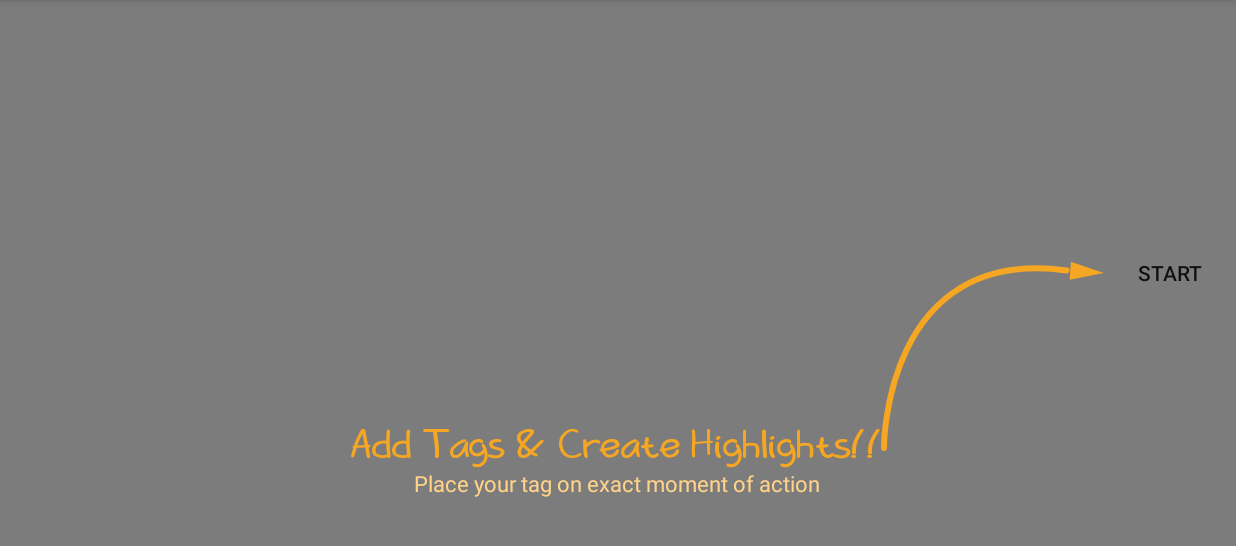
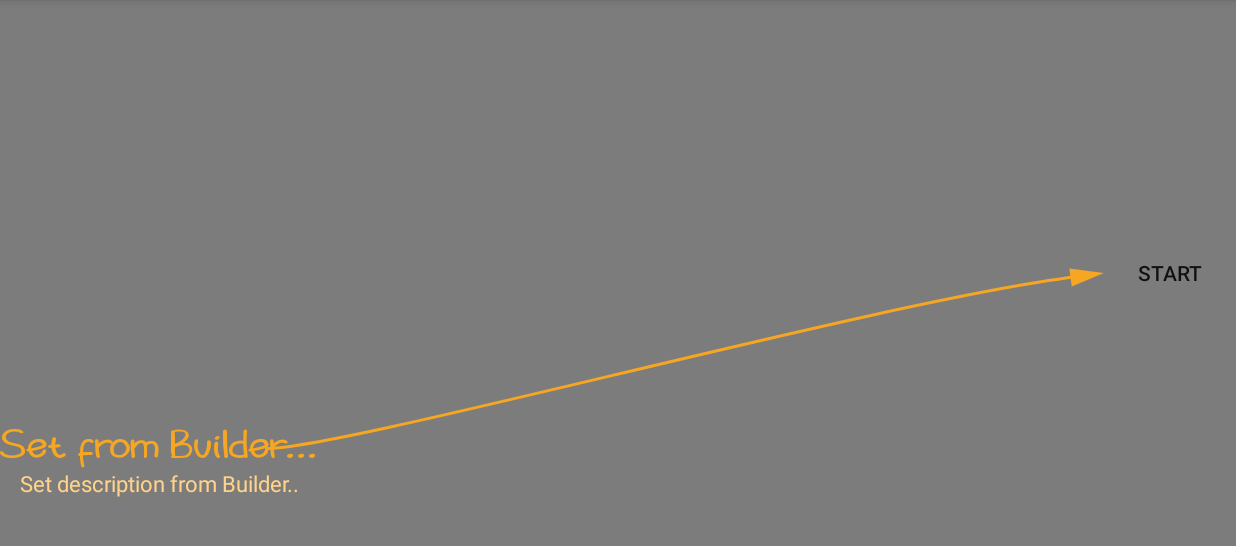
Before and after one commit to mkovalyk/arrow, an Android app: the screen it shows after launch (MainActivity), on a phone screen of 824 x 412 dp (held sideways), the part 72-618 px from its top. Run offline under Robolectric (Android 15) with nearby library versions, the phone set to English and light mode, and no system bars.

```diff
--- a/app/src/main/java/experiments/com/pixellot/walkthrough/BezieArrow.kt
+++ b/app/src/main/java/experiments/com/pixellot/walkthrough/BezieArrow.kt
@@ -17,29 +17,31 @@ import kotlin.math.sin
 class BezieArrow @JvmOverloads constructor(
         context: Context, attrs: AttributeSet? = null, defStyleAttr: Int = 0
 ) : View(context, attrs, defStyleAttr) {
+
+    val radius = 35
+    val angleDegree = PI.toFloat() / 12
+
     private val start: PointF
     private val end: PointF
     private val firstMultiplier: PointF
     //= PointF(0.2f, 0f)
     private val secondMultiplier: PointF
     //= PointF(-0.1f, 0f)
+
     private val line = Paint(Paint.ANTI_ALIAS_FLAG)
     private val path = Path()
     private val arrowPath = Path()
     private val arrow = Paint(Paint.ANTI_ALIAS_FLAG)
-    private val first = PointF()
-    private val second = PointF()
+    private val firstAnchor = PointF()
+    private val secondAnchor = PointF()
     private val result = PointF()
-
-    private val radius = 35
-    private val angleDegree = PI.toFloat() / 12
     private val firstArrowVertex = PointF()
     private val secondArrowVertex = PointF()
     private val thirdArrowVertex = PointF()
     private val TAG = "BezierArrow"
 
     init {
-        val styleAttrs = context.obtainStyledAttributes(attrs, R.styleable.BezieArrow)
+        val styleAttrs = context.obtainStyledAttributes(attrs, R.styleable.BezieArrow, defStyleAttr, R.style.WalkthroughStyle)
 
         val fromX = styleAttrs.getFloat(R.styleable.BezieArrow_fromX, 0f)
         val toX = styleAttrs.getFloat(R.styleable.BezieArrow_toX, 0f)
@@ -65,26 +67,43 @@ class BezieArrow @JvmOverloads constructor(
 
         arrow.style = Paint.Style.FILL
         arrow.color = color
-        evaluateMultipliers()
+        evaluateArrowPoints()
+    }
+
+    fun setFirstMultiplier(x: Float, y: Float) {
+        firstMultiplier.x = x
+        firstMultiplier.y = y
+        evaluateArrowPoints()
+    }
+
+    fun setSecondMultiplier(x: Float, y: Float) {
+        secondMultiplier.x = x
+        secondMultiplier.y = y
+        evaluateArrowPoints()
     }
 
     fun setStart(x: Float, y: Float) {
         start.x = x
         start.y = y
-        evaluateMultipliers()
+        evaluateArrowPoints()
     }
 
+    fun setEnd(x: Float, y: Float) {
+        end.x = x
+        end.y = y
+        evaluateArrowPoints()
+    }
 
-    private fun evaluateMultipliers() {
-        first.x = start.x + firstMultiplier.x * start.x
-        first.y = start.y + firstMultiplier.y * start.y
+    private fun evaluateArrowPoints() {
+        firstAnchor.x = start.x + firstMultiplier.x * start.x
+        firstAnchor.y = start.y + firstMultiplier.y * start.y
 
-        second.x = end.x + end.x * secondMultiplier.x
-        second.y = end.y + end.y * secondMultiplier.y
-        Log.d(TAG, "First: $first. Second: $second")
+        secondAnchor.x = end.x + end.x * secondMultiplier.x
+        secondAnchor.y = end.y + end.y * secondMultiplier.y
+        Log.d(TAG, "First: $firstAnchor. Second: $secondAnchor")
 
 
-        val before = Bezier(start, first, second, end).findFor(0.94f)
+        val before = Bezier(start, firstAnchor, secondAnchor, end).findFor(0.96f)
         result.x = before.x
         result.y = before.y
         val angle = getAngle(end, result)
@@ -95,25 +114,15 @@ class BezieArrow @JvmOverloads constructor(
         secondArrowVertex.x = end.x + cos(angle + angleDegree) * radius
         secondArrowVertex.y = end.y + sin(angle + angleDegree) * radius
 
-//        thirdArrowVertex.x = end.x + cos(angle) * radius * 0.5f
-//        thirdArrowVertex.y = end.y + sin(angle) * radius * 0.5f
         thirdArrowVertex.x = end.x
         thirdArrowVertex.y = end.y
-
-
-        Log.d(TAG, "evaluateMultipliers: first: $firstArrowVertex second: $secondArrowVertex")
+        Log.d(TAG, "evaluateArrowPoints: first: $firstArrowVertex second: $secondArrowVertex")
     }
 
-    fun getAngle(first: PointF, second: PointF): Float {
+    private fun getAngle(first: PointF, second: PointF): Float {
         val angle = atan2((second.y - first.y), (second.x - first.x))
         Log.d(TAG, "getAngle: ${Math.toDegrees(angle.toDouble())}")
         return angle
-    }
-
-    fun setEnd(x: Float, y: Float) {
-        end.x = x
-        end.y = y
-        evaluateMultipliers()
     }
 
     override fun onDraw(canvas: Canvas) {
@@ -121,7 +130,7 @@ class BezieArrow @JvmOverloads constructor(
         path.reset()
 
         path.moveTo(start.x, start.y)
-        path.cubicTo(first.x, first.y, second.x, second.y, result.x, result.y)
+        path.cubicTo(firstAnchor.x, firstAnchor.y, secondAnchor.x, secondAnchor.y, result.x, result.y)
         canvas.drawPath(path, line)
 
         // draw arrow with correct angle
--- a/app/src/main/java/experiments/com/pixellot/walkthrough/Bezier.kt
+++ b/app/src/main/java/experiments/com/pixellot/walkthrough/Bezier.kt
@@ -5,7 +5,8 @@ import android.graphics.PointF
 /**
  * Created on 11.05.18.
  */
-class Bezier(val first: PointF, val second: PointF, val third: PointF, val forth: PointF) {
+internal class Bezier(private val first: PointF, private val second: PointF, private val third: PointF,
+                      private val forth: PointF) {
 
     fun findFor(t: Float): PointF {
 
--- /dev/null
+++ b/app/src/main/java/experiments/com/pixellot/walkthrough/HintLayout.kt
@@ -0,0 +1,26 @@
+package experiments.com.pixellot.walkthrough
+
+import android.content.Context
+import android.util.AttributeSet
+import android.view.LayoutInflater
+import android.widget.LinearLayout
+import android.widget.TextView
+
+/**
+ * Created on 15.05.18.
+ */
+class HintLayout @JvmOverloads constructor(
+        context: Context, attrs: AttributeSet? = null, defStyleAttr: Int = 0
+) : LinearLayout(context, attrs, defStyleAttr) {
+
+    val hint: TextView
+    val description: TextView
+
+    init {
+        val inflater = LayoutInflater.from(context)
+        orientation = VERTICAL
+        inflater.inflate(R.layout.hint_layout, this)
+        hint = findViewById(R.id.hint)
+        description = findViewById(R.id.description)
+    }
+}
--- a/app/src/main/java/experiments/com/pixellot/walkthrough/MainActivity.kt
+++ b/app/src/main/java/experiments/com/pixellot/walkthrough/MainActivity.kt
@@ -1,5 +1,6 @@
 package experiments.com.pixellot.walkthrough
 
+import android.graphics.PointF
 import android.os.Bundle
 import android.support.v7.app.AppCompatActivity
 import android.util.Log
@@ -10,18 +11,34 @@ import kotlinx.android.synthetic.main.activity_main.*
 
 class MainActivity : AppCompatActivity() {
     val TAG = "MainActivity"
+    private lateinit var walkthrough: Walkthrough
     override fun onCreate(savedInstanceState: Bundle?) {
         super.onCreate(savedInstanceState)
         setContentView(R.layout.activity_main)
-//        button.setOnClickListener { drawArrow(random.nextInt(500).toFloat(), random.nextInt(500).toFloat()) }
-
-        arrow.post {
-            setStartForArrow()
-            setEndForArrow()
-        }
         layout.setOnTouchListener { v, event -> buttonTouched(v, event) }
 
-        val builder = WalkthroughBuilder()
+        hintLayout.post(::createWalkthrough)
+    }
+
+    private fun createWalkthrough() {
+        val builder = WalkthroughBuilder(this)
+        with(builder) {
+            hintLayout2 = hintLayout
+            Log.d(TAG, "Before: ${hintLayout.hint} + Text: ${hintLayout.hint.text}")
+            text = "Set from Builder..."
+            Log.d(TAG, "Before: ${hintLayout.hint}+ Text: ${hintLayout.hint.text}")
+            hintLayout.requestLayout()
+            description = "Set description from Builder.."
+            from(hintLayout.hint, WalkthroughBuilder.HorizontalAlignment.CENTER, WalkthroughBuilder.VerticalAlignment.CENTER, R.id.layout)
+            to(button, WalkthroughBuilder.HorizontalAlignment.START, WalkthroughBuilder.VerticalAlignment.CENTER, R.id.layout)
+            counter = TempWalkthroughCounter()
+            commonLayout = layout
+            startAnchor = PointF(0.3f, 0f)
+            endAnchor = PointF(-0.2f, 0.1f)
+
+            walkthrough = builder.build()
+        }
+        walkthrough.show(false)
     }
 
     var oldX: Float = 0f
@@ -34,46 +51,37 @@ class MainActivity : AppCompatActivity() {
             return true
         }
         if (event.action == MotionEvent.ACTION_UP || event.action == MotionEvent.ACTION_POINTER_UP) {
-            drawArrow(event.x, event.y)
+            moveArrow(event.x, event.y)
         }
         return false
     }
 
     private fun setEndForArrow() {
 //        arrow.setEnd(button.x + button.width, button.y + button.height / 2)
-        arrow.setEnd(button.x, button.y + button.height / 2)
+        walkthrough.arrow.setEnd(button.x, button.y + button.height / 2)
     }
 
-    private fun drawArrow(newX: Float, newY: Float) {
+    private fun moveArrow(newX: Float, newY: Float) {
         button.x = newX
         button.y = newY
-        arrow.setEnd(button.x, button.y + button.height / 2)
-//        arrow.setEnd(button.x + button.width, button.y + button.height / 2)
-        arrow.invalidate()
+        walkthrough.arrow.setEnd(button.x, button.y + button.height / 2)
+//        walkthrough.arrow.setEnd(button.x + button.width, button.y + button.height / 2)
+        walkthrough.arrow.invalidate()
     }
 
-    private fun setStartForArrow() {
-        var x = getRelativeLeft(hint)
-        var y = getRelativeTop(hint)
-        Log.d(TAG, "X: $x Y: $y")
-        x += hint.width
-        y += hint.height / 2
-        arrow.setStart(x.toFloat(), y.toFloat())
-    }
+    inner class TempWalkthroughCounter : WalkthroughCounter {
+        private var counter = 0
+        override fun walkthroughShowed() {
+            counter++
+        }
 
-    private fun getRelativeLeft(myView: View): Int {
-        Log.d(TAG, "relativeLeft: $myView")
-        return if (myView.id == layout.id)
-            myView.left
-        else
-            myView.left + getRelativeLeft(myView.parent as View)
-    }
+        override fun getCountOfImpressions(): Int {
+            return counter
+        }
 
-    private fun getRelativeTop(myView: View): Int {
-        Log.d(TAG, "relativeTop: $myView")
-        return if (myView.id == layout.id)
-            myView.top
-        else
-            myView.top + getRelativeTop(myView.parent as View)
+        override fun reset() {
+            counter = 0
+        }
+
     }
 }
--- /dev/null
+++ b/app/src/main/java/experiments/com/pixellot/walkthrough/Walkthrough.kt
@@ -0,0 +1,23 @@
+package experiments.com.pixellot.walkthrough
+
+import android.view.View.GONE
+import android.view.View.VISIBLE
+
+/**
+ * Created on 15.05.18.
+ */
+class Walkthrough(val arrow: BezieArrow, val counter: WalkthroughCounter,
+                  val maxCountOfImpressions: Int = 1, val hintLayout: HintLayout) {
+    fun dismiss(dismissedByUser: Boolean) {
+        if (dismissedByUser) {
+            counter.walkthroughShowed()
+        }
+        arrow.visibility = GONE
+        hintLayout.visibility = GONE
+    }
+
+    fun show(animated: Boolean) {
+        hintLayout.visibility = VISIBLE
+        arrow.invalidate()
+    }
+}
--- a/app/src/main/java/experiments/com/pixellot/walkthrough/WalkthroughBuilder.kt
+++ b/app/src/main/java/experiments/com/pixellot/walkthrough/WalkthroughBuilder.kt
@@ -1,47 +1,77 @@
 package experiments.com.pixellot.walkthrough
 
+import android.content.Context
 import android.graphics.PointF
+import android.util.Log
 import android.view.View
-import kotlin.math.PI
+import android.view.ViewGroup
+import java.util.*
 
 /**
  * Created on 11.05.18.
  */
-class WalkthroughBuilder {
-    private lateinit var text: String
-    private lateinit var additionalText: String
-    private var startAnchor: PointF = PointF(0f, 0f)
-    private var endAnchor: PointF = PointF(0f, 0f)
+class WalkthroughBuilder(val context: Context) {
+    // mandatory
+    var text: String? = null
+        set(value) {
+            field = value
+            hintLayout2?.hint?.text = value
+        }
+    var description: String? = null
+        set(value) {
+            field = value
+            hintLayout2?.description?.text = value
+        }
+    var counter: WalkthroughCounter? = null
+    var hintLayout2: HintLayout? = null
+    var commonLayout: ViewGroup? = null
+
+    // optional
+    var maxCountOfImpressions = 1
+    var startAnchor: PointF = PointF(0f, 0f)
+    var endAnchor: PointF = PointF(0f, 0f)
     private val start = PointF()
     private val end = PointF()
+    private val style: Int? = null
 
-    private var arrowRadius: Float = 50f
-    private var arrowAngle: Float = PI.toFloat() / 12 // 15 degree each size
-
-    fun text(text: String) = apply { this.text = text }
-
-    fun additionalText(text: String) = apply { this.additionalText = text }
-
-    fun startAnchor(startAnchor: PointF) = apply { this.startAnchor = startAnchor }
-
-    fun endAnchor(endAnchor: PointF) = apply { this.endAnchor = endAnchor }
-
-    fun arrowRadius(radius: Float) = apply { this.arrowRadius = radius }
-
-    fun arrowAngle(angle: Float) = apply { this.arrowAngle = angle }
-
-    fun from(view: View, hor: HorizontalAllignment, ver: VerticalAllignment, parentId: Int) {
+    fun from(view: View, hor: HorizontalAlignment, ver: VerticalAlignment, parentId: Int): WalkthroughBuilder {
         val left = getRelativeLeft(view, parentId)
         val top = getRelativeTop(view, parentId)
         start.x = left + hor.multiplier() * view.width
         start.y = top + ver.multiplier() * view.height
+        Log.d(TAG, "from: $start $view.")
+        return this
     }
 
-    fun to(view: View, hor: HorizontalAllignment, ver: VerticalAllignment, parentId: Int) {
+    fun to(view: View, hor: HorizontalAlignment, ver: VerticalAlignment, parentId: Int): WalkthroughBuilder {
         val left = getRelativeLeft(view, parentId)
         val top = getRelativeTop(view, parentId)
         end.x = left + hor.multiplier() * view.width
         end.y = top + ver.multiplier() * view.height
+        return this
+    }
+
+    fun build(): Walkthrough {
+        val layout = hintLayout2!!
+        Objects.requireNonNull(layout, "Set layout to proceed...")
+        Objects.requireNonNull(text, "Set hint text to proceed...")
+        Objects.requireNonNull(description, "Set additional hint description to proceed...")
+        Objects.requireNonNull(commonLayout, "Set layout to proceed...")
+        Objects.requireNonNull(counter, "...And don't forget to pass WalkthroughCounter.")
+
+        val arrow = BezieArrow(context, defStyleAttr = R.style.WalkthroughStyle)
+        arrow.setStart(start.x, start.y)
+        arrow.setEnd(end.x, end.y)
+        arrow.setFirstMultiplier(startAnchor.x, startAnchor.y)
+        arrow.setSecondMultiplier(endAnchor.x, endAnchor.y)
+
+        commonLayout!!.addView(arrow)
+//        with(layout)
+//        {
+//            hint.text = text
+//            this.description.text = this@WalkthroughBuilder.description
+//        }
+        return Walkthrough(arrow, counter!!, maxCountOfImpressions, layout)
     }
 
     private fun getRelativeLeft(myView: View, parentId: Int): Int {
@@ -58,7 +88,7 @@ class WalkthroughBuilder {
             myView.top + getRelativeTop(myView.parent as View, parentId)
     }
 
-    enum class HorizontalAllignment {
+    enum class HorizontalAlignment {
         START {
             override fun multiplier() = 0.0f
         },
@@ -72,7 +102,7 @@ class WalkthroughBuilder {
         abstract fun multiplier(): Float
     }
 
-    enum class VerticalAllignment {
+    enum class VerticalAlignment {
         TOP {
             override fun multiplier() = 0f
         },
@@ -85,4 +115,7 @@ class WalkthroughBuilder {
 
         abstract fun multiplier(): Float
     }
+    companion object {
+        val TAG = "WalkthroughBuilder"
+    }
 }
--- /dev/null
+++ b/app/src/main/java/experiments/com/pixellot/walkthrough/WalkthroughCounter.kt
@@ -0,0 +1,18 @@
+package experiments.com.pixellot.walkthrough
+
+/**
+ * Created on 15.05.18.
+ */
+interface WalkthroughCounter {
+    /**
+     * This should be invoked when walk-through is dismissed by the user.
+     */
+    fun walkthroughShowed()
+
+    /**
+     * Return count of times walk-through is showed to used
+     */
+    fun getCountOfImpressions(): Int
+
+    fun reset()
+}
--- a/app/src/main/res/layout/activity_main.xml
+++ b/app/src/main/res/layout/activity_main.xml
@@ -10,32 +10,13 @@
     android:orientation="vertical"
     tools:context=".MainActivity">
 
-    <LinearLayout
+    <experiments.com.pixellot.walkthrough.HintLayout
+        android:id="@+id/hintLayout"
         android:layout_width="wrap_content"
         android:layout_height="wrap_content"
-        android:layout_gravity="center_horizontal|bottom"
+        android:layout_gravity="start|bottom"
         android:layout_marginBottom="32dp"
-        android:orientation="vertical">
-
-        <TextView
-            android:id="@+id/hint"
-            android:layout_width="wrap_content"
-            android:layout_height="wrap_content"
-            android:layout_gravity="center_horizontal"
-            android:fontFamily="@font/barokah"
-            android:text="Add Tags &amp; Create Highlights!!"
-            android:textColor="#f5a623"
-            android:textSize="24sp"
-            android:textStyle="bold"/>
-
-        <TextView
-            android:layout_width="wrap_content"
-            android:layout_height="wrap_content"
-            android:layout_gravity="center_horizontal"
-            android:text="Place your tag on exact moment of action"
-            android:textColor="#ffd38a"
-            android:textSize="14.4sp"/>
-    </LinearLayout>
+        android:orientation="vertical"/>
 
     <Button
         android:id="@+id/button"
@@ -45,20 +26,20 @@
         android:background="@android:color/transparent"
         android:text="start"/>
 
-    <experiments.com.pixellot.walkthrough.BezieArrow
-        android:id="@+id/arrow"
-        android:layout_width="match_parent"
-        android:layout_height="match_parent"
-        android:layout_gravity="center"
-        app:firstMultiplierX="0"
-        app:firstMultiplierY="0"
-        app:fromX="1000"
-        app:fromY="500"
-        app:line_color="#f5a623"
-        app:line_width="2dp"
-        app:secondMultiplierX="-0.2"
-        app:secondMultiplierY="-0.1"
-        app:toX="1000"
-        app:toY="100"/>
+    <!--<experiments.com.pixellot.walkthrough.BezieArrow-->
+        <!--android:id="@+id/arrow"-->
+        <!--android:layout_width="match_parent"-->
+        <!--android:layout_height="match_parent"-->
+        <!--android:layout_gravity="center"-->
+        <!--app:firstMultiplierX="0.3"-->
+        <!--app:firstMultiplierY="0"-->
+        <!--app:fromX="1250"-->
+        <!--app:fromY="700"-->
+        <!--app:line_color="#f5a623"-->
+        <!--app:line_width="2dp"-->
+        <!--app:secondMultiplierX="-0.2"-->
+        <!--app:secondMultiplierY="-0.1"-->
+        <!--app:toX="1600"-->
+        <!--app:toY="450"/>-->
 
 </FrameLayout>
--- /dev/null
+++ b/app/src/main/res/layout/hint_layout.xml
@@ -0,0 +1,31 @@
+<?xml version="1.0" encoding="utf-8"?>
+<!--<LinearLayout xmlns:android="http://schemas.android.com/apk/res/android"-->
+<!--android:layout_width="match_parent"-->
+<!--android:layout_height="match_parent"-->
+<!--android:orientation="vertical">-->
+<merge xmlns:android="http://schemas.android.com/apk/res/android"
+       android:layout_width="match_parent"
+       android:layout_height="wrap_content"
+       android:orientation="vertical">
+
+    <TextView
+        android:id="@+id/hint"
+        android:layout_width="wrap_content"
+        android:layout_height="wrap_content"
+        android:layout_gravity="center_horizontal"
+        android:text="Add Tags &amp; Create Highlights!!"
+        android:textColor="#f5a623"
+        android:fontFamily="@font/barokah"
+        android:textSize="24sp"
+        android:textStyle="bold"/>
+
+    <TextView
+        android:id="@+id/description"
+        android:layout_width="wrap_content"
+        android:layout_height="wrap_content"
+        android:layout_gravity="center_horizontal"
+        android:text="Place your tag on exact moment of action"
+        android:textColor="#ffd38a"
+        android:textSize="14.4sp"/>
+</merge>
+    <!--</LinearLayout>-->
--- a/app/src/main/res/values/attrs.xml
+++ b/app/src/main/res/values/attrs.xml
@@ -9,7 +9,7 @@
         <attr name="firstMultiplierY" format="float"/>
         <attr name="secondMultiplierX" format="float"/>
         <attr name="secondMultiplierY" format="float"/>
-        <attr name="line_width" format="reference|float"/>
+        <attr name="line_width" format="dimension"/>
         <attr name="line_color" format="reference|color"/>
     </declare-styleable>
 </resources>
--- a/app/src/main/res/values/styles.xml
+++ b/app/src/main/res/values/styles.xml
@@ -8,4 +8,10 @@
         <item name="colorAccent">@color/colorAccent</item>
     </style>
 
+    <style name="WalkthroughStyle">
+        <item name="android:layout_width">match_parent</item>
+        <item name="android:layout_height">match_parent</item>
+        <item name="line_width">2dp</item>
+        <item name="line_color">#f5a623</item>
+    </style>
 </resources>
```
